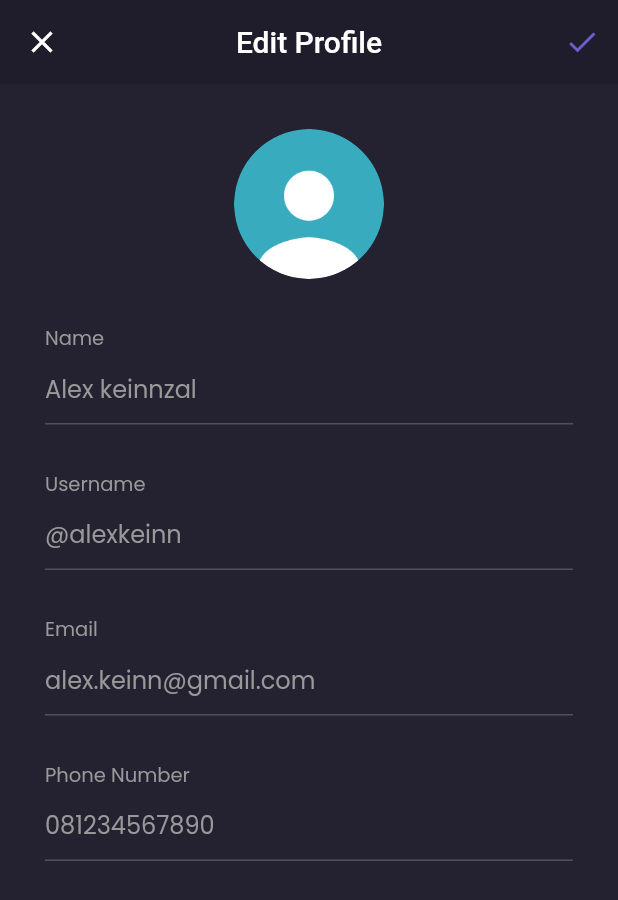
After one commit to IdaDanuartha/shamo-mobile-flutter, a Flutter app: the EditProfile screen opened by its route, on a phone screen of 412 x 824 dp. The commit adds this screen. Shown: the top 900 px of the screen. Run offline on Flutter 3.47's test engine with Material 2 defaults, Android fonts, the phone set to English and light mode, and no system bars; our stand-ins replace google_fonts.

Commit message:
Edit profile page done

```diff
--- a/lib/main.dart
+++ b/lib/main.dart
@@ -1,5 +1,6 @@
 import 'package:flutter/material.dart';
 import 'package:mobile_flutter/pages/detail_chat_page.dart';
+import 'package:mobile_flutter/pages/edit_profile_page.dart';
 import 'package:mobile_flutter/pages/home/main_page.dart';
 import 'package:mobile_flutter/pages/sign_in_page.dart';
 import 'package:mobile_flutter/pages/sign_up_page.dart';
@@ -22,6 +23,7 @@ class MyApp extends StatelessWidget {
         '/sign-up': (context) => const SignUpPage(),
         '/home': (context) => const MainPage(),
         '/chat/detail': (context) => const DetailChatPage(),
+        '/profile/edit': (context) => const EditProfile(),
       },
     );
   }
--- /dev/null
+++ b/lib/pages/edit_profile_page.dart
@@ -0,0 +1,204 @@
+import 'package:flutter/material.dart';
+import 'package:mobile_flutter/themes.dart';
+
+class EditProfile extends StatefulWidget {
+  const EditProfile({super.key});
+
+  @override
+  State<EditProfile> createState() => _EditProfileState();
+}
+
+class _EditProfileState extends State<EditProfile> {
+  AppBar header() {
+    return AppBar(
+      leading: IconButton(
+        icon: Icon(Icons.close),
+        onPressed: () {
+          Navigator.pop(context);
+        },
+      ),
+      backgroundColor: bgColor1,
+      elevation: 0,
+      centerTitle: true,
+      title: Text(
+        'Edit Profile'
+      ),
+      actions: [
+        IconButton(
+          icon: Icon(
+            Icons.check,
+            color: primaryColor,
+          ),
+          onPressed: () {},
+        ),
+      ],
+    );
+  }
+
+  Widget nameInput() {
+    return Container(
+      margin: EdgeInsets.only(
+        top: 30
+      ),
+      child: Column(
+        crossAxisAlignment: CrossAxisAlignment.start,
+        children: [
+          Text(
+            'Name',
+            style: secondaryTextStyle.copyWith(
+              fontSize: 13
+            ),
+          ),
+          TextFormField(
+            style: primaryTextStyle,
+            decoration: InputDecoration(
+              hintText: 'Alex keinnzal',
+              hintStyle: secondaryTextStyle,
+              enabledBorder: UnderlineInputBorder(
+                borderSide: BorderSide(
+                  color: subtitleColor
+                )
+              )
+            ),
+          )
+        ],
+      ),
+    );
+  }
+
+Widget usernameInput() {
+    return Container(
+      margin: EdgeInsets.only(
+        top: 30
+      ),
+      child: Column(
+        crossAxisAlignment: CrossAxisAlignment.start,
+        children: [
+          Text(
+            'Username',
+            style: secondaryTextStyle.copyWith(
+              fontSize: 13
+            ),
+          ),
+          TextFormField(
+            style: primaryTextStyle,
+            decoration: InputDecoration(
+              hintText: '@alexkeinn',
+              hintStyle: secondaryTextStyle,
+              enabledBorder: UnderlineInputBorder(
+                borderSide: BorderSide(
+                  color: subtitleColor
+                )
+              )
+            ),
+          )
+        ],
+      ),
+    );
+  }
+
+  Widget emailInput() {
+    return Container(
+      margin: EdgeInsets.only(
+        top: 30
+      ),
+      child: Column(
+        crossAxisAlignment: CrossAxisAlignment.start,
+        children: [
+          Text(
+            'Email',
+            style: secondaryTextStyle.copyWith(
+              fontSize: 13
+            ),
+          ),
+          TextFormField(
+            style: primaryTextStyle,
+            decoration: InputDecoration(
+              hintText: 'alex.keinn@gmail.com',
+              hintStyle: secondaryTextStyle,
+              enabledBorder: UnderlineInputBorder(
+                borderSide: BorderSide(
+                  color: subtitleColor
+                )
+              )
+            ),
+          )
+        ],
+      ),
+    );
+  }
+
+  Widget phoneInput() {
+    return Container(
+      margin: EdgeInsets.only(
+        top: 30
+      ),
+      child: Column(
+        crossAxisAlignment: CrossAxisAlignment.start,
+        children: [
+          Text(
+            'Phone Number',
+            style: secondaryTextStyle.copyWith(
+              fontSize: 13
+            ),
+          ),
+          TextFormField(
+            style: primaryTextStyle,
+            decoration: InputDecoration(
+              hintText: '081234567890',
+              hintStyle: secondaryTextStyle,
+              enabledBorder: UnderlineInputBorder(
+                borderSide: BorderSide(
+                  color: subtitleColor
+                )
+              )
+            ),
+          )
+        ],
+      ),
+    );
+  }
+
+  Widget content() {
+    return Container(
+      padding: EdgeInsets.symmetric(
+        horizontal: defaultMargin
+      ),
+      width: double.infinity,
+      child: Column(
+        crossAxisAlignment: CrossAxisAlignment.center,
+        children: [
+          Container(
+            width: 100,
+            height: 100,
+            margin: EdgeInsets.only(
+              top: defaultMargin
+            ),
+            decoration: BoxDecoration(
+              shape: BoxShape.circle,
+              image: DecorationImage(
+                image: AssetImage(
+                  'assets/image_profile.png'
+                )
+              )
+            ),
+          ),
+          nameInput(),
+          usernameInput(),
+          emailInput(),
+          phoneInput(),
+        ],
+      ),
+    );
+  }
+
+  @override
+  Widget build(BuildContext context) {
+    return Scaffold(
+      backgroundColor: bgColor3,
+      appBar: header(),
+      body: content(),
+      resizeToAvoidBottomInset: false,
+    );
+  }
+}
--- a/lib/pages/home/profile_page.dart
+++ b/lib/pages/home/profile_page.dart
@@ -1,9 +1,14 @@
 import 'package:flutter/material.dart';
 import 'package:mobile_flutter/themes.dart';
 
-class ProfilePage extends StatelessWidget {
+class ProfilePage extends StatefulWidget {
   const ProfilePage({super.key});
 
+  @override
+  State<ProfilePage> createState() => _ProfilePageState();
+}
+
+class _ProfilePageState extends State<ProfilePage> {
   Widget header() {
     return AppBar(
       backgroundColor: bgColor1,
@@ -41,9 +46,18 @@ class ProfilePage extends StatelessWidget {
                   ],
                 ),
               ),
-              Image.asset(
-                'assets/button_exit.png',
-                width: 20,
+              GestureDetector(
+                onTap: () {
+                  Navigator.pushNamedAndRemoveUntil(
+                    context,
+                    '/sign-in',
+                    (route) => false
+                  );
+                },
+                child: Image.asset(
+                  'assets/button_exit.png',
+                  width: 20,
+                ),
               )
             ],
           ),
@@ -94,7 +108,12 @@ class ProfilePage extends StatelessWidget {
                 fontWeight: semiBold
               ),
             ),
-            menuItem("Edit Profile"),
+            GestureDetector(
+              onTap: () {
+                Navigator.pushNamed(context, '/profile/edit');
+              },
+              child: menuItem("Edit Profile"),
+            ),
             menuItem("Your Orders"),
             menuItem("Help"),
             SizedBox(height: 30),
```
